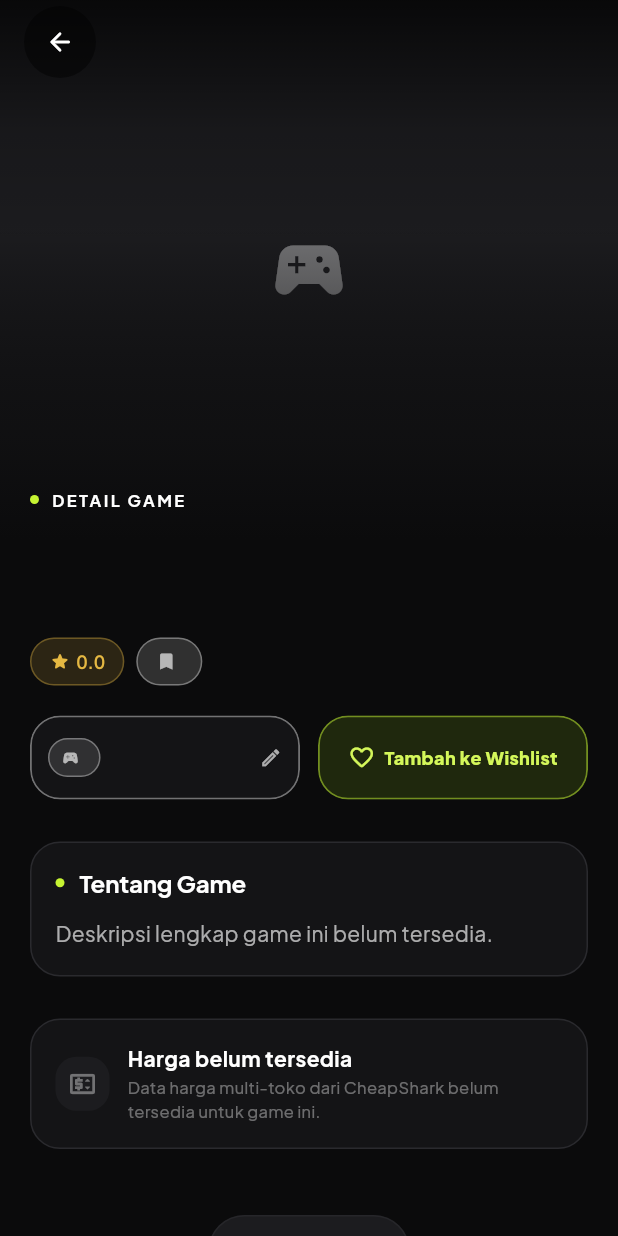
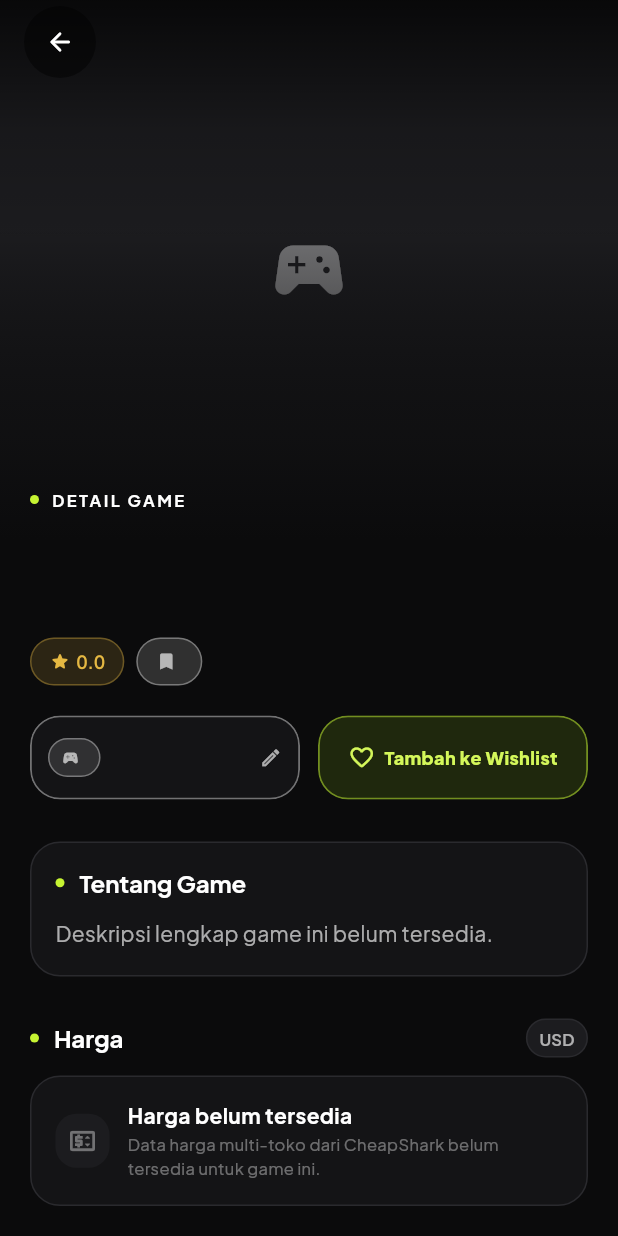
Before and after one commit to rapenndodol/MainGa-, a Flutter app: the GameDetailScreen screen opened directly with empty values, on a phone screen of 412 x 824 dp. Run offline on Flutter 3.47's test engine with Material 3 defaults, Android fonts, the phone set to English and light mode, and no system bars; our stand-ins replace fl_chart, flutter_secure_storage, google_fonts; accounts and stored records are empty; network calls fail.

Commit message:
wip: rapikan pelacak harga game

```diff
--- a/mobile/lib/features/wishlist/presentation/widgets/price_tracker_section.dart
+++ b/mobile/lib/features/wishlist/presentation/widgets/price_tracker_section.dart
@@ -2,7 +2,9 @@ import 'package:fl_chart/fl_chart.dart';
 import 'package:flutter/material.dart';
 import 'package:intl/intl.dart';
 import '../../../../core/theme/app_theme.dart';
+import '../../../../core/widgets/app_badge.dart';
 import '../../../../core/widgets/app_loading_skeleton.dart';
+import '../../../../core/widgets/app_section_header.dart';
 import '../../data/datasources/wishlist_remote_data_source.dart';
 import '../../data/models/game_price_model.dart';
 
@@ -90,16 +92,16 @@ class _PriceTrackerSectionState extends State<PriceTrackerSection> {
   @override
   Widget build(BuildContext context) {
     if (_isLoading) {
-      return _buildLoadingSkeleton();
+      return _buildLoadingState();
     }
 
     if (_errorMessage != null && (_pricesData == null || !_pricesData!.hargaTersedia)) {
-      return _buildUnavailableContainer();
+      return _buildUnavailableState();
     }
 
     final data = _pricesData;
     if (data == null || !data.hargaTersedia || data.hargaTerkini.isEmpty) {
-      return _buildUnavailableContainer();
+      return _buildUnavailableState();
     }
 
     // Pastikan harga terkini diurutkan dari yang termurah
@@ -110,49 +112,71 @@ class _PriceTrackerSectionState extends State<PriceTrackerSection> {
       crossAxisAlignment: CrossAxisAlignment.start,
       children: [
         // ── Header Bagian Harga ───────────────────────────────
-        Row(
-          mainAxisAlignment: MainAxisAlignment.spaceBetween,
-          children: [
-            Text(
-              'Harga',
-              style: AppTypography.titleMedium.copyWith(
-                fontWeight: FontWeight.bold,
-                color: AppColors.textPrimary,
+        const AppSectionHeader(
+          title: 'Harga',
+          trailing: AppBadge(
+            label: 'USD',
+            variant: AppBadgeVariant.neutral,
+            compact: true,
+          ),
+        ),
+        const SizedBox(height: AppSpacing.md),
+
+        // ── Ringkasan Toko Termurah ───────────────────────────
+        if (data.tokoTermurah != null)
+          Container(
+            width: double.infinity,
+            padding: const EdgeInsets.all(AppSpacing.md),
+            decoration: BoxDecoration(
+              color: AppColors.success.withValues(alpha: 0.09),
+              borderRadius: AppRadius.mdBorderRadius,
+              border: Border.all(
+                color: AppColors.success.withValues(alpha: 0.32),
               ),
             ),
-            if (data.tokoTermurah != null)
-              Container(
-                padding: const EdgeInsets.symmetric(horizontal: 8, vertical: 3),
-                decoration: BoxDecoration(
-                  color: AppColors.success.withValues(alpha: 0.15),
-                  borderRadius: AppRadius.fullBorderRadius,
-                  border: Border.all(
-                    color: AppColors.success.withValues(alpha: 0.4),
+            child: Row(
+              children: [
+                Container(
+                  width: 32,
+                  height: 32,
+                  decoration: BoxDecoration(
+                    color: AppColors.success.withValues(alpha: 0.16),
+                    shape: BoxShape.circle,
+                  ),
+                  child: const Icon(
+                    Icons.savings_outlined,
+                    size: 16,
+                    color: AppColors.success,
                   ),
                 ),
-                child: Row(
-                  mainAxisSize: MainAxisSize.min,
-                  children: [
-                    const Icon(
-                      Icons.savings_outlined,
-                      size: 13,
+                const SizedBox(width: AppSpacing.sm + 2),
+                Expanded(
+                  child: Text(
+                    'Termurah di ${data.tokoTermurah}',
+                    maxLines: 1,
+                    overflow: TextOverflow.ellipsis,
+                    style: AppTypography.labelSmall.copyWith(
                       color: AppColors.success,
+                      fontWeight: FontWeight.w700,
+                      fontSize: 11,
                     ),
-                    const SizedBox(width: 4),
-                    Text(
-                      'Termurah di ${data.tokoTermurah}',
-                      style: AppTypography.labelSmall.copyWith(
-                        color: AppColors.success,
-                        fontWeight: FontWeight.bold,
-                        fontSize: 11,
-                      ),
+                  ),
+                ),
+                if (data.hargaTerendah != null) ...[
+                  const SizedBox(width: AppSpacing.sm),
+                  Text(
+                    '\$${data.hargaTerendah!.toStringAsFixed(2)}',
+                    style: AppTypography.titleSmall.copyWith(
+                      color: AppColors.success,
+                      fontWeight: FontWeight.w800,
                     ),
-                  ],
-                ),
-              ),
-          ],
-        ),
-        const SizedBox(height: AppSpacing.md),
+                  ),
+                ],
+              ],
+            ),
+          ),
+        if (data.tokoTermurah != null)
+          const SizedBox(height: AppSpacing.sm + 2),
 
         // ── Daftar Harga per Toko ──────────────────────────────
         ListView.separated(
@@ -209,8 +233,9 @@ class _PriceTrackerSectionState extends State<PriceTrackerSection> {
                             Flexible(
                               child: Text(
                                 item.toko,
-                                style: AppTypography.titleSmall.copyWith(
-                                  fontWeight: FontWeight.bold,
+                                style: AppTypography.labelMedium.copyWith(
+                                  fontWeight: FontWeight.w800,
+                                  fontSize: 12.5,
                                   color: AppColors.textPrimary,
                                 ),
                                 maxLines: 1,
@@ -312,11 +337,12 @@ class _PriceTrackerSectionState extends State<PriceTrackerSection> {
         const SizedBox(height: AppSpacing.xl),
 
         // ── Grafik Riwayat Harga (fl_chart) ───────────────────
-        Text(
-          'Riwayat Harga',
-          style: AppTypography.titleSmall.copyWith(
-            fontWeight: FontWeight.bold,
-            color: AppColors.textSecondary,
+        const AppSectionHeader(
+          title: 'Riwayat Harga',
+          trailing: AppBadge(
+            label: 'USD',
+            variant: AppBadgeVariant.neutral,
+            compact: true,
           ),
         ),
         const SizedBox(height: AppSpacing.sm),
@@ -557,6 +583,24 @@ class _PriceTrackerSectionState extends State<PriceTrackerSection> {
     );
   }
 
+  Widget _buildUnavailableState() {
+    return Column(
+      crossAxisAlignment: CrossAxisAlignment.start,
+      children: [
+        const AppSectionHeader(
+          title: 'Harga',
+          trailing: AppBadge(
+            label: 'USD',
+            variant: AppBadgeVariant.neutral,
+            compact: true,
+          ),
+        ),
+        const SizedBox(height: AppSpacing.md),
+        _buildUnavailableContainer(),
+      ],
+    );
+  }
+
   Widget _buildUnavailableContainer() {
     return Container(
       width: double.infinity,
@@ -612,17 +656,26 @@ class _PriceTrackerSectionState extends State<PriceTrackerSection> {
     );
   }
 
-  Widget _buildLoadingSkeleton() {
+  Widget _buildLoadingState() {
     return const Column(
       crossAxisAlignment: CrossAxisAlignment.start,
       children: [
-        AppSkeletonBox(width: 140, height: 18),
+        AppSectionHeader(
+          title: 'Harga',
+          trailing: AppBadge(
+            label: 'USD',
+            variant: AppBadgeVariant.neutral,
+            compact: true,
+          ),
+        ),
         SizedBox(height: AppSpacing.md),
-        AppSkeletonBox(width: double.infinity, height: 60),
+        AppSkeletonBox(width: double.infinity, height: 58),
         SizedBox(height: AppSpacing.sm),
-        AppSkeletonBox(width: double.infinity, height: 60),
-        SizedBox(height: AppSpacing.lg),
-        AppSkeletonBox(width: 120, height: 16),
+        AppSkeletonBox(width: double.infinity, height: 68),
+        SizedBox(height: AppSpacing.sm),
+        AppSkeletonBox(width: double.infinity, height: 68),
+        SizedBox(height: AppSpacing.xl),
+        AppSectionHeader(title: 'Riwayat Harga'),
         SizedBox(height: AppSpacing.sm),
         AppSkeletonBox(width: double.infinity, height: 180),
       ],
```
